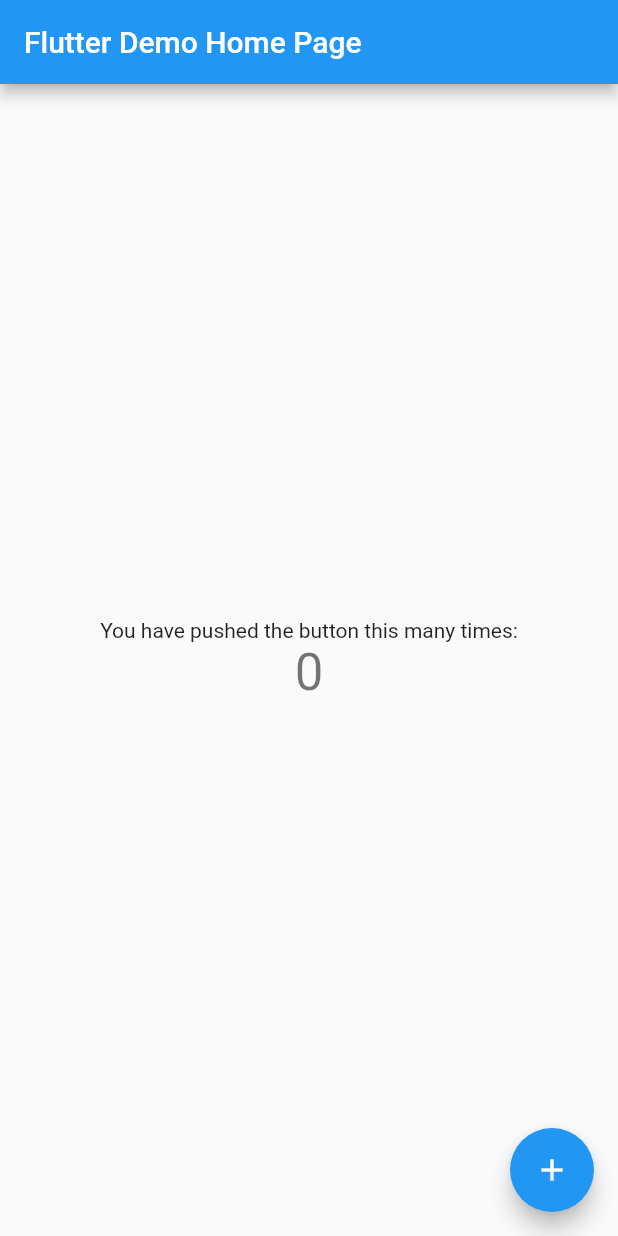
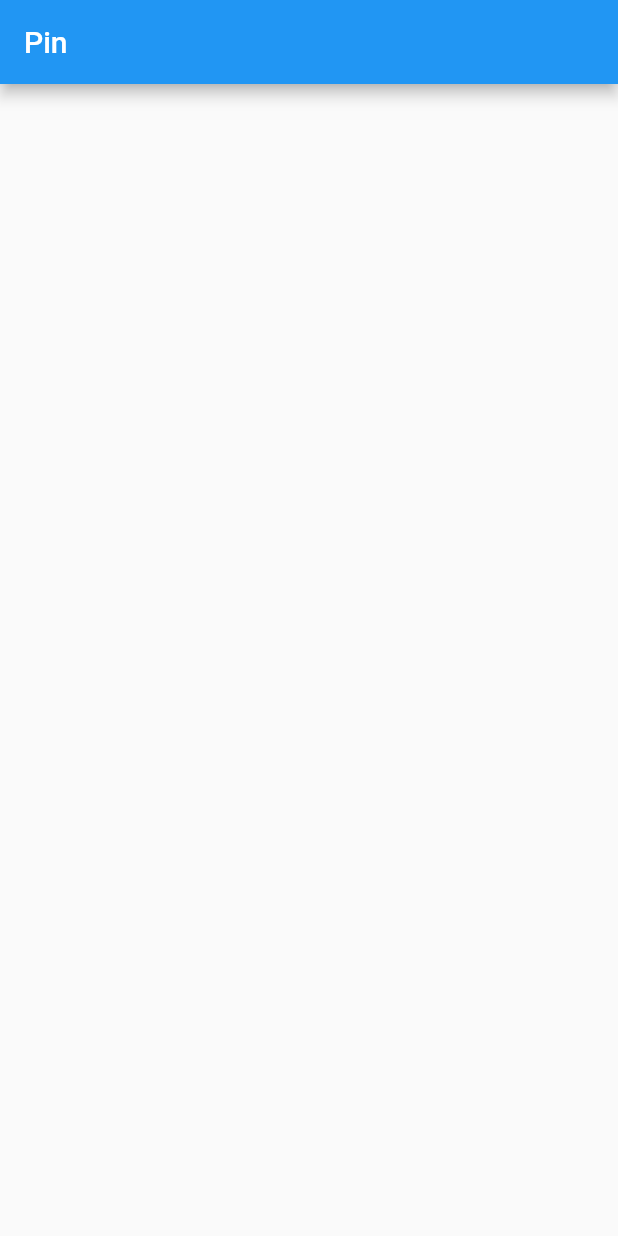
Before and after one commit to konlanz/Xylophone, a Flutter app: the screen it shows after launch, on a phone screen of 412 x 824 dp. Run offline on Flutter 3.47's test engine with Material 2 defaults, Android fonts, the phone set to English and light mode, and no system bars.

Commit message:
I cleared and add assets to the pubs file

```diff
--- a/lib/main.dart
+++ b/lib/main.dart
@@ -1,117 +1,13 @@
 import 'package:flutter/material.dart';
 
 void main() {
-  runApp(MyApp());
-}
-
-class MyApp extends StatelessWidget {
-  // This widget is the root of your application.
-  @override
-  Widget build(BuildContext context) {
-    return MaterialApp(
-      title: 'Flutter Demo',
-      theme: ThemeData(
-        // This is the theme of your application.
-        //
-        // Try running your application with "flutter run". You'll see the
-        // application has a blue toolbar. Then, without quitting the app, try
-        // changing the primarySwatch below to Colors.green and then invoke
-        // "hot reload" (press "r" in the console where you ran "flutter run",
-        // or simply save your changes to "hot reload" in a Flutter IDE).
-        // Notice that the counter didn't reset back to zero; the application
-        // is not restarted.
-        primarySwatch: Colors.blue,
-        // This makes the visual density adapt to the platform that you run
-        // the app on. For desktop platforms, the controls will be smaller and
-        // closer together (more dense) than on mobile platforms.
-        visualDensity: VisualDensity.adaptivePlatformDensity,
-      ),
-      home: MyHomePage(title: 'Flutter Demo Home Page'),
-    );
-  }
-}
-
-class MyHomePage extends StatefulWidget {
-  MyHomePage({Key key, this.title}) : super(key: key);
-
-  // This widget is the home page of your application. It is stateful, meaning
-  // that it has a State object (defined below) that contains fields that affect
-  // how it looks.
-
-  // This class is the configuration for the state. It holds the values (in this
-  // case the title) provided by the parent (in this case the App widget) and
-  // used by the build method of the State. Fields in a Widget subclass are
-  // always marked "final".
-
-  final String title;
-
-  @override
-  _MyHomePageState createState() => _MyHomePageState();
-}
-
-class _MyHomePageState extends State<MyHomePage> {
-  int _counter = 0;
-
-  void _incrementCounter() {
-    setState(() {
-      // This call to setState tells the Flutter framework that something has
-      // changed in this State, which causes it to rerun the build method below
-      // so that the display can reflect the updated values. If we changed
-      // _counter without calling setState(), then the build method would not be
-      // called again, and so nothing would appear to happen.
-      _counter++;
-    });
-  }
-
-  @override
-  Widget build(BuildContext context) {
-    // This method is rerun every time setState is called, for instance as done
-    // by the _incrementCounter method above.
-    //
-    // The Flutter framework has been optimized to make rerunning build methods
-    // fast, so that you can just rebuild anything that needs updating rather
-    // than having to individually change instances of widgets.
-    return Scaffold(
-      appBar: AppBar(
-        // Here we take the value from the MyHomePage object that was created by
-        // the App.build method, and use it to set our appbar title.
-        title: Text(widget.title),
-      ),
-      body: Center(
-        // Center is a layout widget. It takes a single child and positions it
-        // in the middle of the parent.
-        child: Column(
-          // Column is also a layout widget. It takes a list of children and
-          // arranges them vertically. By default, it sizes itself to fit its
-          // children horizontally, and tries to be as tall as its parent.
-          //
-          // Invoke "debug painting" (press "p" in the console, choose the
-          // "Toggle Debug Paint" action from the Flutter Inspector in Android
-          // Studio, or the "Toggle Debug Paint" command in Visual Studio Code)
-          // to see the wireframe for each widget.
-          //
-          // Column has various properties to control how it sizes itself and
-          // how it positions its children. Here we use mainAxisAlignment to
-          // center the children vertically; the main axis here is the vertical
-          // axis because Columns are vertical (the cross axis would be
-          // horizontal).
-          mainAxisAlignment: MainAxisAlignment.center,
-          children: <Widget>[
-            Text(
-              'You have pushed the button this many times:',
-            ),
-            Text(
-              '$_counter',
-              style: Theme.of(context).textTheme.headline4,
-            ),
-          ],
+  runApp(
+    MaterialApp(
+      home: Scaffold(
+        appBar: AppBar(
+          title: Text('Pin'),
         ),
       ),
-      floatingActionButton: FloatingActionButton(
-        onPressed: _incrementCounter,
-        tooltip: 'Increment',
-        child: Icon(Icons.add),
-      ), // This trailing comma makes auto-formatting nicer for build methods.
-    );
-  }
+    )
+  );
 }
--- a/pubspec.yaml
+++ b/pubspec.yaml
@@ -45,8 +45,8 @@
   uses-material-design: true
 
   # To add assets to your application, add an assets section, like this:
-  # assets:
-  #   - images/a_dot_burr.jpeg
+  assets:
+    - assets/
   #   - images/a_dot_ham.jpeg
 
   # An image asset can refer to one or more resolution-specific "variants", see
```
Also changed, not shown: 1 other file.
